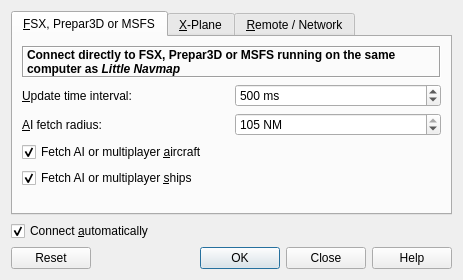
Before: the Qt Designer form src/connect/connectdialog.ui in albar965/littlenavmap, drawn with Qt 5.
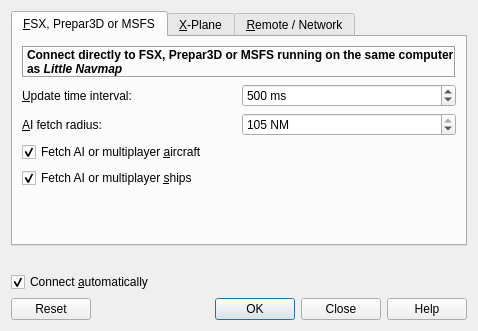
After: the same form once the commit is applied. Icons and pictures are not drawn.

Commit message: Added warning message if using scenery library with not matching simulator in connect dialog.

Patch:
```diff
--- a/src/connect/connectdialog.ui
+++ b/src/connect/connectdialog.ui
@@ -6,8 +6,8 @@
    <rect>
     <x>0</x>
     <y>0</y>
-    <width>463</width>
-    <height>280</height>
+    <width>478</width>
+    <height>331</height>
    </rect>
   </property>
   <property name="windowTitle">
@@ -397,6 +397,19 @@
      </widget>
     </widget>
    </item>
+   <item>
+    <widget class="QLabel" name="labelConnectWarning">
+     <property name="text">
+      <string/>
+     </property>
+     <property name="wordWrap">
+      <bool>true</bool>
+     </property>
+     <property name="textInteractionFlags">
+      <set>Qt::LinksAccessibleByMouse|Qt::TextSelectableByMouse</set>
+     </property>
+    </widget>
+   </item>
    <item>
     <widget class="QCheckBox" name="checkBoxConnectOnStartup">
      <property name="toolTip">
```
Left out of the diff: 125 changed lines with no effect on the pictures. The commit also changes 5 other files.
